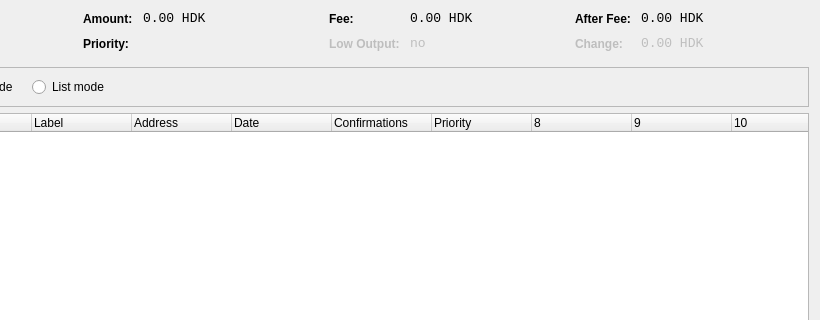
Before: the Qt Designer form src/qt/forms/coincontroldialog.ui in checkthecode/hadokencoin, drawn with Qt 5; both pictures show x 180 to 1000 and y 0 to 320 of the 1000 by 500 pixel window.
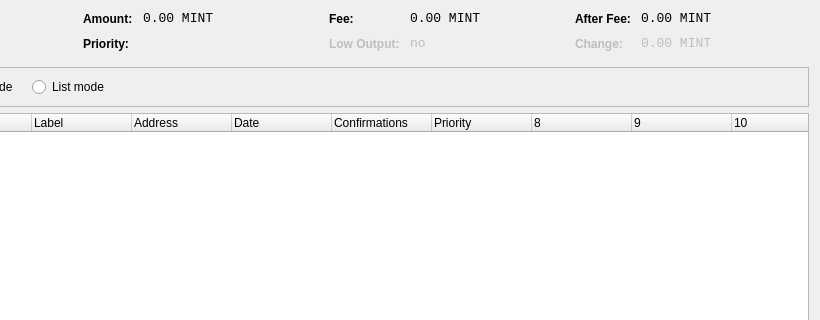
After: the same form once the commit is applied. Custom widgets are drawn as their Qt base class.

```diff
--- a/src/qt/forms/coincontroldialog.ui
+++ b/src/qt/forms/coincontroldialog.ui
@@ -141,7 +141,7 @@
           <enum>Qt::ActionsContextMenu</enum>
          </property>
          <property name="text">
-          <string>0.00 HDK</string>
+          <string>0.00 MINT</string>
          </property>
          <property name="textInteractionFlags">
           <set>Qt::LinksAccessibleByMouse|Qt::TextSelectableByKeyboard|Qt::TextSelectableByMouse</set>
@@ -221,7 +221,7 @@
           <enum>Qt::ActionsContextMenu</enum>
          </property>
          <property name="text">
-          <string>0.00 HDK</string>
+          <string>0.00 MINT</string>
          </property>
          <property name="textInteractionFlags">
           <set>Qt::LinksAccessibleByMouse|Qt::TextSelectableByKeyboard|Qt::TextSelectableByMouse</set>
@@ -307,7 +307,7 @@
           <enum>Qt::ActionsContextMenu</enum>
          </property>
          <property name="text">
-          <string>0.00 HDK</string>
+          <string>0.00 MINT</string>
          </property>
          <property name="textInteractionFlags">
           <set>Qt::LinksAccessibleByMouse|Qt::TextSelectableByKeyboard|Qt::TextSelectableByMouse</set>
@@ -345,7 +345,7 @@
           <enum>Qt::ActionsContextMenu</enum>
          </property>
          <property name="text">
-          <string>0.00 HDK</string>
+          <string>0.00 MINT</string>
          </property>
          <property name="textInteractionFlags">
           <set>Qt::LinksAccessibleByMouse|Qt::TextSelectableByKeyboard|Qt::TextSelectableByMouse</set>
```
